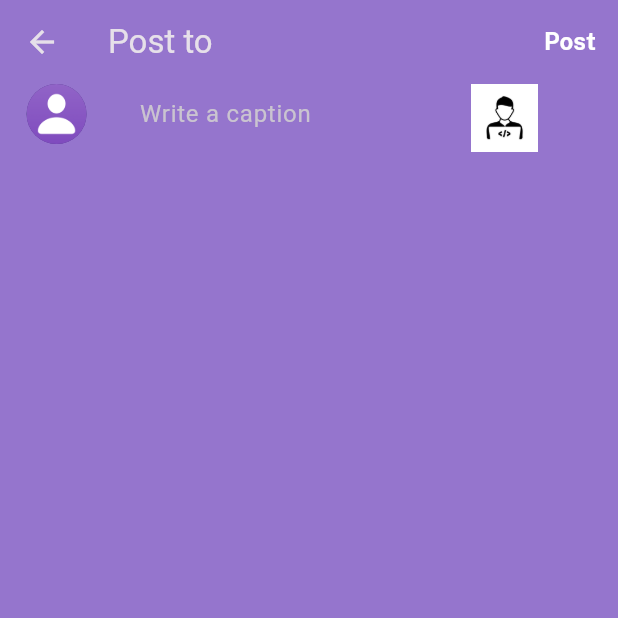
After one commit to PavinDas/Peeps, a Flutter app: the AddPostScreen screen opened directly, on a phone screen of 412 x 824 dp, the top half of it. The commit adds this screen. Run offline on Flutter 3.47's test engine with Material 3 defaults, Android fonts, the phone set to English and light mode, and no system bars; our stand-ins replace cloud_firestore, firebase_auth, firebase_core, firebase_storage, image_picker; accounts and stored records are empty.

Commit message:
Add post screen UI created

```diff
--- a/lib/constants/dimensions.dart
+++ /dev/null
@@ -1,3 +0,0 @@
-
-
-const webScreenSize = 600;
--- a/lib/constants/strings.dart
+++ b/lib/constants/strings.dart
@@ -41,6 +41,7 @@ const appName = "Peeps",
     edit = "Edit",
     explore = "Explore",
     search = "Search",
+    postTo = "Post to",
 
     //! Account Strings
     myAccount = "My Account",
--- a/lib/responsive/mobile_screen_layout.dart
+++ b/lib/responsive/mobile_screen_layout.dart
@@ -1,6 +1,7 @@
 import 'package:flutter/cupertino.dart';
 import 'package:flutter/material.dart';
 import 'package:peeps/constants/colors.dart';
+import 'package:peeps/utils/global_variables.dart';
 
 class MobileScreenLayout extends StatefulWidget {
   const MobileScreenLayout({super.key});
@@ -34,7 +35,6 @@ class _MobileScreenLayoutState extends State<MobileScreenLayout> {
   onPageChanged(int page) {
     setState(() {
       _page = page;
-
     });
   }
 
@@ -43,13 +43,7 @@ class _MobileScreenLayoutState extends State<MobileScreenLayout> {
     // model.User user = Provider.of<UserProvider>(context).getUser;
     return Scaffold(
       body: PageView(
-        children: [
-          Text('feed'),
-          Text('search'),
-          Text('add'),
-          Text('fav'),
-          Text('profile'),
-        ],
+        children: homeScreenItems,
         physics: const NeverScrollableScrollPhysics(),
         controller: pageController,
         onPageChanged: onPageChanged,
--- a/lib/responsive/responsive_layout_screen.dart
+++ b/lib/responsive/responsive_layout_screen.dart
@@ -1,5 +1,5 @@
 import 'package:flutter/material.dart';
-import 'package:peeps/constants/dimensions.dart';
+import 'package:peeps/utils/global_variables.dart';
 import 'package:peeps/providers/user_provider.dart';
 import 'package:provider/provider.dart';
 
@@ -17,6 +17,9 @@ class ResponsiveLayout extends StatefulWidget {
 }
 
 class _ResponsiveLayoutState extends State<ResponsiveLayout> {
+
+
+
   @override
   void initState() {
     // TODO: implement initState
--- /dev/null
+++ b/lib/screens/add_post_screen.dart
@@ -0,0 +1,94 @@
+import 'package:flutter/cupertino.dart';
+import 'package:flutter/material.dart';
+import 'package:peeps/constants/colors.dart';
+import 'package:peeps/constants/consts.dart';
+import 'package:peeps/constants/images.dart';
+
+class AddPostScreen extends StatefulWidget {
+  const AddPostScreen({super.key});
+
+  @override
+  State<AddPostScreen> createState() => _AddPostScreenState();
+}
+
+class _AddPostScreenState extends State<AddPostScreen> {
+  @override
+  Widget build(BuildContext context) {
+    // return Center(
+    //   child: IconButton(
+    //     onPressed: () {},
+    //     icon: Icon(
+    //       Icons.upload,
+    //     ),
+    //   ),
+    // );
+    return Scaffold(
+      appBar: AppBar(
+        backgroundColor: secColor,
+        elevation: 0,
+        leading: IconButton(
+          onPressed: () {},
+          icon: const Icon(
+            Icons.arrow_back,
+          ),
+        ),
+        title: const Text(postTo),
+        actions: [
+          TextButton(
+            onPressed: () {},
+            child: const Text(
+              'Post',
+              style: TextStyle(
+                fontFamily: bold,
+                color: whiteColor,
+                fontSize: 16,
+              ),
+            ),
+          ),
+        ],
+      ),
+      body: Column(
+        children: [
+          Row(
+            mainAxisAlignment: MainAxisAlignment.spaceAround,
+            crossAxisAlignment: CrossAxisAlignment.start,
+            children: [
+              const CircleAvatar(
+                backgroundImage: AssetImage(avatar2),
+              ),
+              SizedBox(
+                width: MediaQuery.of(context).size.width * 0.45,
+                child: const TextField(
+                  decoration: InputDecoration(
+                    hintText: 'Write a caption',
+                    border: InputBorder.none,
+                  ),
+                  maxLines: 8,
+                ),
+              ),
+              SizedBox(
+                height: 45,
+                width: 45,
+                child: AspectRatio(
+                  aspectRatio: 487 / 451,
+                  child: Container(
+                    decoration: BoxDecoration(
+                      image: DecorationImage(
+                        image: AssetImage(
+                          avatar1,
+                        ),
+                        fit: BoxFit.fill,
+                        alignment: FractionalOffset.topCenter
+                      ),
+                    ),
+                  ),
+                ),
+              ),
+              Divider(),
+            ],
+          )
+        ],
+      ),
+    );
+  }
+}
--- a/lib/screens/signup_screen.dart
+++ b/lib/screens/signup_screen.dart
@@ -108,10 +108,16 @@ class _SignupScreenState extends State<SignupScreen> {
                   _image != null
                       ? CircleAvatar(
                           radius: 64,
-                          backgroundImage: MemoryImage(_image!),
+                          backgroundImage: MemoryImage(
+                            _image!,
+                          ),
                         )
                       : const CircleAvatar(
-                          radius: 64, backgroundImage: AssetImage(avatar1)),
+                          radius: 64,
+                          backgroundImage: AssetImage(
+                            avatar2,
+                          ),
+                        ),
                   Positioned(
                     bottom: -10,
                     left: 80,
@@ -182,7 +188,9 @@ class _SignupScreenState extends State<SignupScreen> {
                 child: Container(
                   width: double.infinity,
                   alignment: Alignment.center,
-                  padding: const EdgeInsets.symmetric(vertical: 12),
+                  padding: const EdgeInsets.symmetric(
+                    vertical: 12,
+                  ),
                   decoration: const BoxDecoration(
                     color: mainColor,
                     borderRadius: BorderRadius.all(
--- /dev/null
+++ b/lib/utils/global_variables.dart
@@ -0,0 +1,13 @@
+import 'package:flutter/material.dart';
+import 'package:peeps/screens/add_post_screen.dart';
+
+const webScreenSize = 600;
+
+
+const homeScreenItems = [
+  Text('feed'),
+  Text('search'),
+  AddPostScreen(),
+  Text('fav'),
+  Text('profile'),
+];
```
Also changed, not shown: 1 other file.
